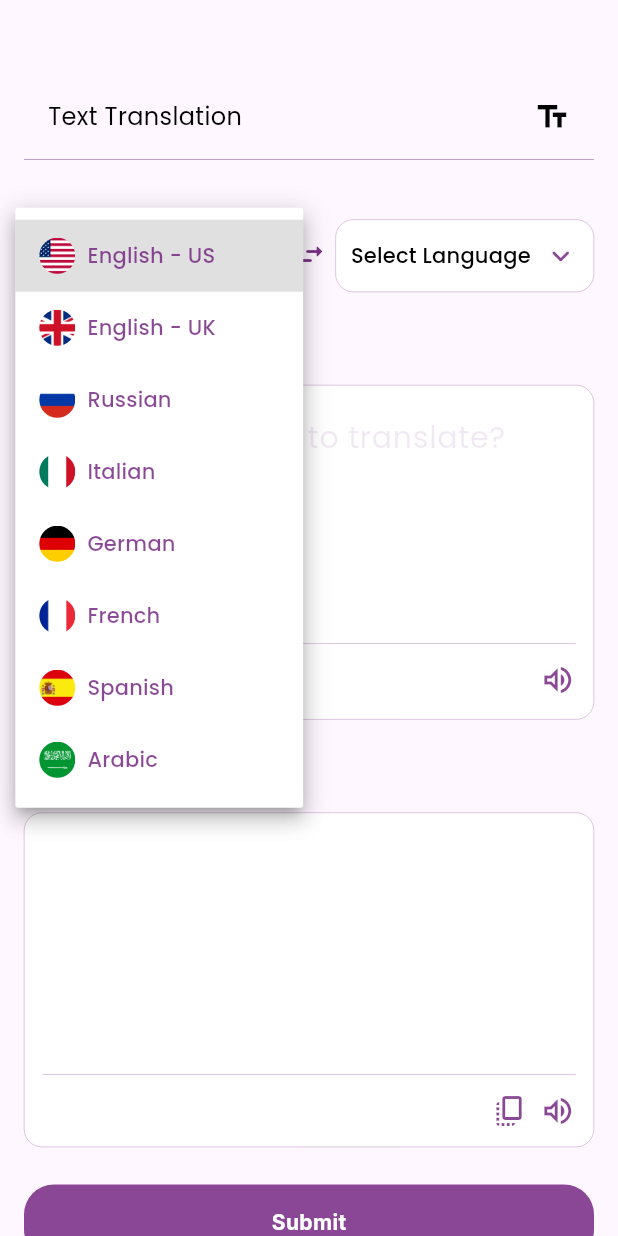
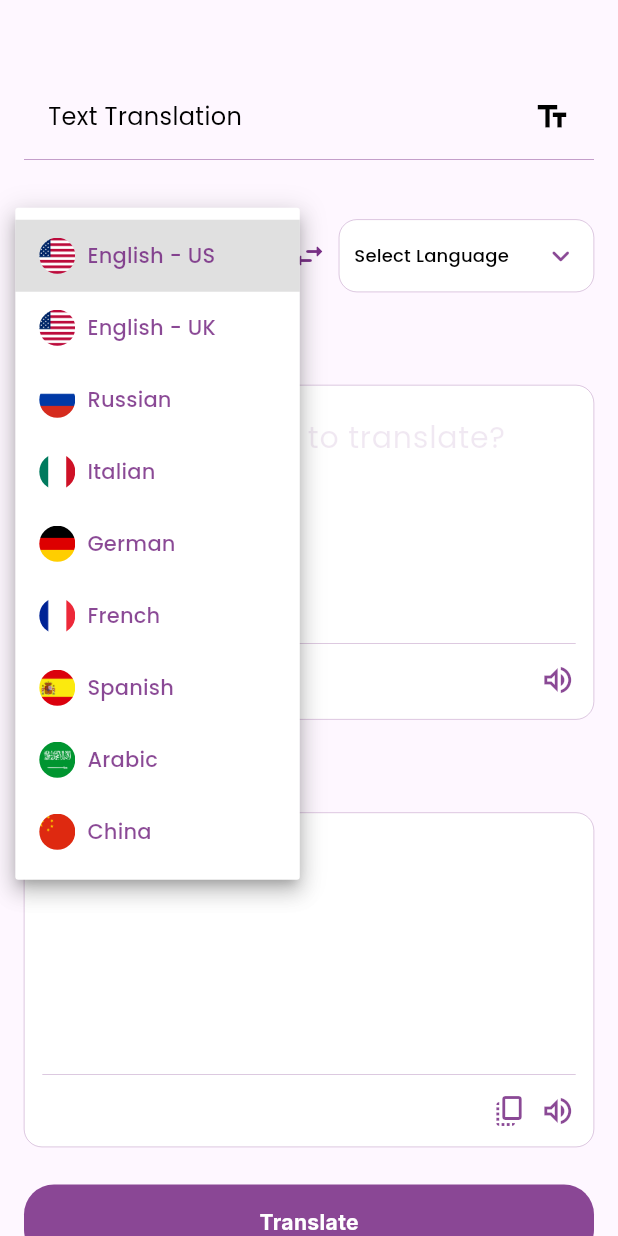
Before and after one commit to OMARX-MAHMOUD/translate_app, a Flutter app: the screen it shows after launch, after a tap on the "arrow forward" icon, after a tap on "Select Language", on a phone screen of 412 x 824 dp. Run offline on Flutter 3.47's test engine with Material 3 defaults, Android fonts, the phone set to English and light mode, and no system bars; our stand-ins replace flutter_dotenv, flutter_tts, google_fonts, google_generative_ai.

Commit message:
add some chanages

```diff
--- a/lib/screens/home_screen.dart
+++ b/lib/screens/home_screen.dart
@@ -24,7 +24,7 @@ class _HomeScreenState extends State<HomeScreen> {
                 image: AssetImage('assets/images/worldmap.png'),
                 fit: BoxFit.cover)),
         child: Padding(
-          padding: const EdgeInsets.only(top: 80, left: 16, right: 16),
+          padding: const EdgeInsets.only(top: 80, left: 5, right: 5), //16
           child: Column(
             crossAxisAlignment: CrossAxisAlignment.center,
             children: [
--- a/lib/screens/prompt_screen.dart
+++ b/lib/screens/prompt_screen.dart
@@ -306,7 +306,7 @@ class _PromptScreenState extends State<PromptScreen> {
               ),
               // Container for submit button in padding
               CustomButtom(
-                text: 'Submit',
+                text: 'Translate',
                 ontap: _translateText,
               )
             ],
--- a/lib/widgets/country_rectangle.dart
+++ b/lib/widgets/country_rectangle.dart
@@ -22,7 +22,7 @@ class _CountryRectanglesState extends State<CountryRectangles> {
     {'countryName': 'Germany', 'countryImage': 'assets/images/germany.png'},
     {'countryName': 'France', 'countryImage': 'assets/images/france.png'},
     {'countryName': 'China', 'countryImage': 'assets/images/china.png'},
-    {'countryName': 'England', 'countryImage': 'assets/images/britain.png'},
+    {'countryName': 'England', 'countryImage': 'assets/images/usa.png'},
     {'countryName': 'Saudi', 'countryImage': 'assets/images/arabic.png'},
   ];
 
--- a/lib/widgets/language_dropdown.dart
+++ b/lib/widgets/language_dropdown.dart
@@ -16,7 +16,7 @@ class _LanguageDropdownState extends State<LanguageDropdown> {
     },
     {
       'countryLanguage': 'English - UK',
-      'countryImage': 'assets/images/britain.png'
+      'countryImage': 'assets/images/usa.png'
     },
     {'countryLanguage': 'Russian', 'countryImage': 'assets/images/russia.png'},
     {'countryLanguage': 'Italian', 'countryImage': 'assets/images/italy.png'},
@@ -24,6 +24,7 @@ class _LanguageDropdownState extends State<LanguageDropdown> {
     {'countryLanguage': 'French', 'countryImage': 'assets/images/france.png'},
     {'countryLanguage': 'Spanish', 'countryImage': 'assets/images/spain.png'},
     {'countryLanguage': 'Arabic', 'countryImage': 'assets/images/arabic.png'},
+    {'countryLanguage': 'China', 'countryImage': 'assets/images/china.png'},
   ];
   String? selectedCountry;
   @override
@@ -43,7 +44,7 @@ class _LanguageDropdownState extends State<LanguageDropdown> {
         hint: Text(
           "Select Language",
           style: GoogleFonts.poppins(
-            fontSize: 14.0,
+            fontSize: 12.0, //16
             color: const Color(0xFF000000),
           ),
         ),
```
